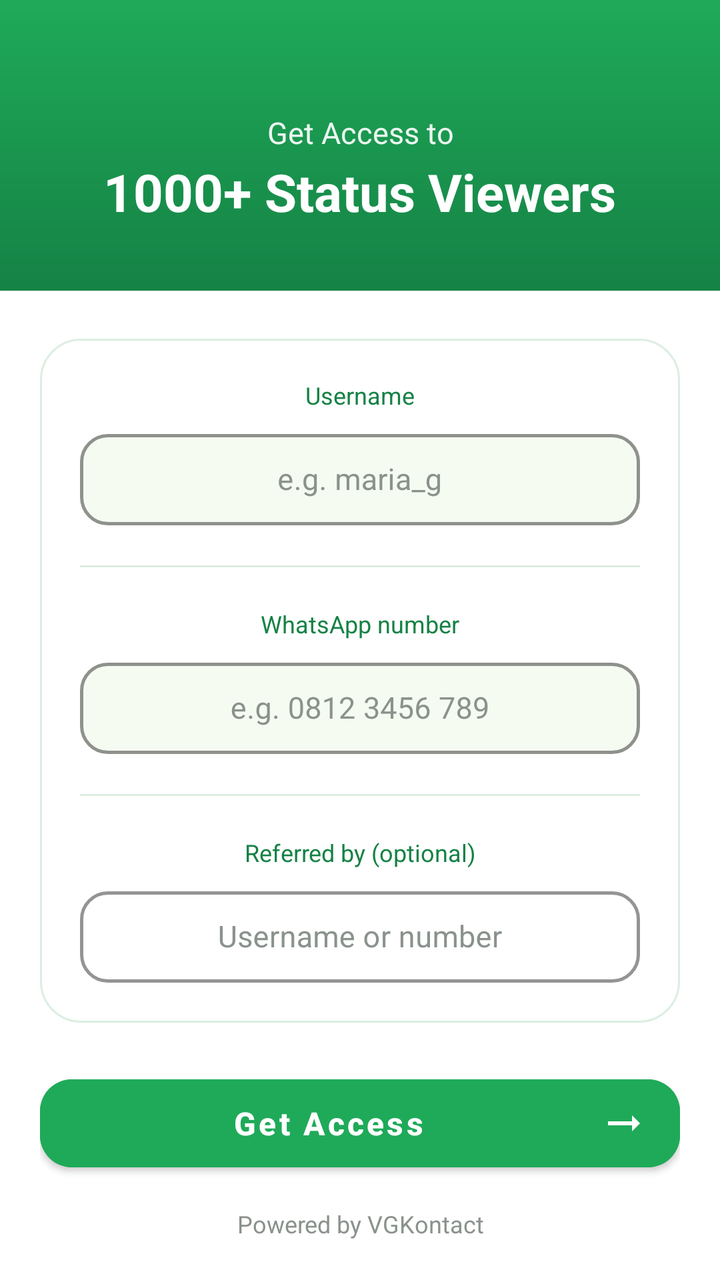
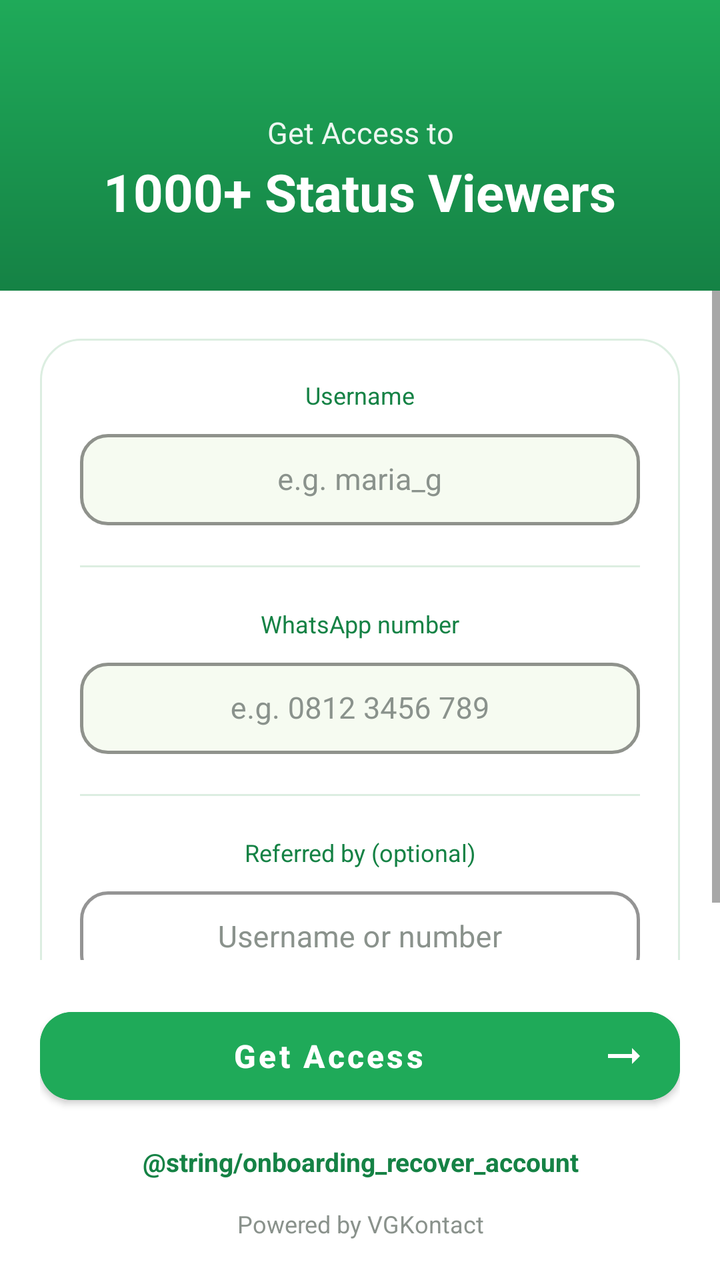

Before-and-after screenshots of an Android layout around one commit, followed by the original layout XML and the change that was made.
<!-- AndroidManifest.xml: application theme Theme.VGKontact -->
<!-- res/layout/activity_onboarding.xml -->
<?xml version="1.0" encoding="utf-8"?>
<FrameLayout xmlns:android="http://schemas.android.com/apk/res/android"
    xmlns:app="http://schemas.android.com/apk/res-auto"
    android:layout_width="match_parent"
    android:layout_height="match_parent"
    android:background="@color/white">

    
    <LinearLayout
        android:id="@+id/formContainer"
        android:layout_width="match_parent"
        android:layout_height="match_parent"
        android:orientation="vertical"
        android:background="@color/white"
        android:visibility="visible">

        
        <LinearLayout
            android:layout_width="match_parent"
            android:layout_height="wrap_content"
            android:orientation="vertical"
            android:gravity="center_horizontal"
            android:background="@drawable/header_gradient"
            android:paddingTop="56dp"
            android:paddingStart="28dp"
            android:paddingEnd="28dp"
            android:paddingBottom="32dp">

            <TextView
                android:layout_width="wrap_content"
                android:layout_height="wrap_content"
                android:text="@string/onboarding_lead"
                android:textSize="15sp"
                android:textStyle="normal"
                android:alpha="0.92"
                android:gravity="center"
                android:textColor="@color/white" />

            <TextView
                android:layout_width="wrap_content"
                android:layout_height="wrap_content"
                android:text="@string/onboarding_hook"
                android:textSize="26sp"
                android:textStyle="bold"
                android:layout_marginTop="2dp"
                android:gravity="center"
                android:textColor="@color/white" />

        </LinearLayout>

        
        <ScrollView
            android:layout_width="match_parent"
            android:layout_height="0dp"
            android:layout_weight="1">

            <LinearLayout
                android:layout_width="match_parent"
                android:layout_height="wrap_content"
                android:orientation="vertical"
                android:paddingStart="20dp"
                android:paddingEnd="20dp"
                android:paddingTop="24dp">

                <LinearLayout
                    android:layout_width="match_parent"
                    android:layout_height="wrap_content"
                    android:orientation="vertical"
                    android:background="@drawable/card_background"
                    android:padding="20dp">

                    
                    <TextView
                        android:layout_width="match_parent"
                        android:layout_height="wrap_content"
                        android:text="@string/label_field_username"
                        android:textSize="12sp"
                        android:textStyle="normal"
                        android:textColor="@color/vg_green_dark"
                        android:gravity="center"
                        android:layout_marginBottom="6dp" />

                    <com.google.android.material.textfield.TextInputLayout
                        android:layout_width="match_parent"
                        android:layout_height="wrap_content"
                        android:hint="@string/hint_name"
                        android:textColorHint="@color/text_muted"
                        app:hintTextColor="@color/vg_green_dark"
                        app:boxBackgroundMode="outline"
                        app:boxBackgroundColor="@color/vg_field_bg"
                        app:boxStrokeColor="@color/vg_green"
                        app:boxStrokeWidth="1.5dp"
                        app:boxCornerRadiusTopStart="14dp"
                        app:boxCornerRadiusTopEnd="14dp"
                        app:boxCornerRadiusBottomStart="14dp"
                        app:boxCornerRadiusBottomEnd="14dp"
                        style="@style/Widget.MaterialComponents.TextInputLayout.OutlinedBox">

                        <com.google.android.material.textfield.TextInputEditText
                            android:id="@+id/nameInput"
                            android:layout_width="match_parent"
                            android:layout_height="wrap_content"
                            android:gravity="center"
                            android:inputType="text"
                            android:digits="abcdefghijklmnopqrstuvwxyzABCDEFGHIJKLMNOPQRSTUVWXYZ0123456789_."
                            android:maxLength="30"
                            android:textSize="15sp"
                            android:textColor="@color/vg_dark"
                            android:textColorHint="@color/text_muted"
                            android:includeFontPadding="false"
                            android:paddingStart="14dp"
                            android:paddingEnd="14dp"
                            android:paddingTop="14dp"
                            android:paddingBottom="14dp" />

                    </com.google.android.material.textfield.TextInputLayout>

                    <View
                        android:layout_width="match_parent"
                        android:layout_height="1dp"
                        android:background="@color/stats_card_border"
                        android:layout_marginTop="20dp"
                        android:layout_marginBottom="20dp" />

                    
                    <TextView
                        android:layout_width="match_parent"
                        android:layout_height="wrap_content"
                        android:text="@string/label_field_whatsapp"
                        android:textSize="12sp"
                        android:textStyle="normal"
                        android:textColor="@color/vg_green_dark"
                        android:gravity="center"
                        android:layout_marginBottom="6dp" />

                    <com.google.android.material.textfield.TextInputLayout
                        android:layout_width="match_parent"
                        android:layout_height="wrap_content"
                        android:hint="@string/hint_whatsapp"
                        android:textColorHint="@color/text_muted"
                        app:hintTextColor="@color/vg_green_dark"
                        app:boxBackgroundMode="outline"
                        app:boxBackgroundColor="@color/vg_field_bg"
                        app:boxStrokeColor="@color/vg_green"
                        app:boxStrokeWidth="1.5dp"
                        app:boxCornerRadiusTopStart="14dp"
                        app:boxCornerRadiusTopEnd="14dp"
                        app:boxCornerRadiusBottomStart="14dp"
                        app:boxCornerRadiusBottomEnd="14dp"
                        style="@style/Widget.MaterialComponents.TextInputLayout.OutlinedBox">

                        <com.google.android.material.textfield.TextInputEditText
                            android:id="@+id/whatsappInput"
                            android:layout_width="match_parent"
                            android:layout_height="wrap_content"
                            android:gravity="center"
                            android:inputType="phone"
                            android:maxLength="13"
                            android:textSize="15sp"
                            android:textColor="@color/vg_dark"
                            android:textColorHint="@color/text_muted"
                            android:includeFontPadding="false"
                            android:paddingStart="14dp"
                            android:paddingEnd="14dp"
                            android:paddingTop="14dp"
                            android:paddingBottom="14dp" />

                    </com.google.android.material.textfield.TextInputLayout>

                    <View
                        android:layout_width="match_parent"
                        android:layout_height="1dp"
                        android:background="@color/stats_card_border"
                        android:layout_marginTop="20dp"
                        android:layout_marginBottom="20dp" />

                    
                    <TextView
                        android:layout_width="match_parent"
                        android:layout_height="wrap_content"
                        android:text="@string/label_field_referral"
                        android:textSize="12sp"
                        android:textStyle="normal"
                        android:textColor="@color/vg_green_dark"
                        android:gravity="center"
                        android:layout_marginBottom="6dp" />

                    <com.google.android.material.textfield.TextInputLayout
                        android:layout_width="match_parent"
                        android:layout_height="wrap_content"
                        android:hint="@string/hint_referral"
                        android:textColorHint="@color/text_muted"
                        app:hintTextColor="@color/vg_green_dark"
                        app:boxBackgroundMode="outline"
                        app:boxBackgroundColor="@color/white"
                        app:boxStrokeColor="@color/vg_field_stroke_muted"
                        app:boxStrokeWidth="1.5dp"
                        app:boxCornerRadiusTopStart="14dp"
                        app:boxCornerRadiusTopEnd="14dp"
                        app:boxCornerRadiusBottomStart="14dp"
                        app:boxCornerRadiusBottomEnd="14dp"
                        style="@style/Widget.MaterialComponents.TextInputLayout.OutlinedBox">

                        <com.google.android.material.textfield.TextInputEditText
                            android:id="@+id/referralInput"
                            android:layout_width="match_parent"
                            android:layout_height="wrap_content"
                            android:gravity="center"
                            android:inputType="text|textCapWords"
                            android:maxLength="40"
                            android:textSize="15sp"
                            android:textColor="@color/vg_dark"
                            android:textColorHint="@color/text_muted"
                            android:includeFontPadding="false"
                            android:paddingStart="14dp"
                            android:paddingEnd="14dp"
                            android:paddingTop="14dp"
                            android:paddingBottom="14dp" />

                    </com.google.android.material.textfield.TextInputLayout>

                </LinearLayout>

            </LinearLayout>

        </ScrollView>

        <LinearLayout
            android:layout_width="match_parent"
            android:layout_height="wrap_content"
            android:orientation="vertical"
            android:padding="20dp">

            <FrameLayout
                android:layout_width="match_parent"
                android:layout_height="56dp">

                <Button
                    android:id="@+id/continueButton"
                    android:layout_width="match_parent"
                    android:layout_height="match_parent"
                    android:text="@string/btn_continue"
                    android:textSize="16sp"
                    android:textStyle="bold"
                    android:textAllCaps="false"
                    android:backgroundTint="@color/vg_green"
                    android:textColor="@color/white"
                    android:gravity="center"
                    android:drawableEnd="@drawable/ic_arrow_forward"
                    android:drawablePadding="8dp"
                    app:cornerRadius="16dp" />

                <ProgressBar
                    android:id="@+id/progressBar"
                    android:layout_width="24dp"
                    android:layout_height="24dp"
                    android:layout_gravity="center"
                    android:indeterminateTint="@color/white"
                    android:visibility="gone" />

            </FrameLayout>

            <TextView
                android:id="@+id/creditText"
                android:layout_width="match_parent"
                android:layout_height="wrap_content"
                android:text="@string/onboarding_credit"
                android:textSize="12sp"
                android:textColor="@color/text_muted"
                android:gravity="center"
                android:layout_marginTop="14dp" />

        </LinearLayout>

    </LinearLayout>

</FrameLayout>
<!-- resources referenced by this layout -->
<resources>
  <color name="stats_card_border">#DCEEE1</color>
  <color name="text_muted">#8A928C</color>
  <color name="vg_dark">#111B21</color>
  <color name="vg_field_bg">#F6FBF1</color>
  <color name="vg_field_stroke_muted">#B4B2A9</color>
  <color name="vg_green">#1FAA59</color>
  <color name="vg_green_dark">#158245</color>
  <color name="white">#FFFFFF</color>
  <!-- drawable card_background (drawable) -->
  <?xml version="1.0" encoding="utf-8"?>
  <shape xmlns:android="http://schemas.android.com/apk/res/android"
      android:shape="rectangle">
      <solid android:color="@color/white" />
      <corners android:radius="20dp" />
      <stroke android:width="1dp" android:color="@color/stats_card_border" />
  </shape>
  <!-- drawable header_gradient (drawable) -->
  <?xml version="1.0" encoding="utf-8"?>
  <shape xmlns:android="http://schemas.android.com/apk/res/android"
      android:shape="rectangle">
      <gradient
          android:angle="270"
          android:startColor="@color/vg_green"
          android:endColor="@color/vg_green_dark" />
  </shape>
  <!-- drawable ic_arrow_forward (drawable) -->
  <?xml version="1.0" encoding="utf-8"?>
  <vector xmlns:android="http://schemas.android.com/apk/res/android"
      android:width="24dp"
      android:height="24dp"
      android:viewportWidth="24"
      android:viewportHeight="24"
      android:tint="@color/white">
      <path
          android:fillColor="@android:color/white"
          android:pathData="M16.01,11H4v2h12.01v3L20,12l-3.99,-4z"/>
  </vector>
  <string name="btn_continue">Get Access</string>
  <string name="hint_name">e.g. maria_g</string>
  <string name="hint_referral">Username or number</string>
  <string name="hint_whatsapp">e.g. 0812 3456 789</string>
  <string name="label_field_referral">Referred by (optional)</string>
  <string name="label_field_username">Username</string>
  <string name="label_field_whatsapp">WhatsApp number</string>
  <string name="onboarding_credit">Powered by VGKontact</string>
  <string name="onboarding_hook">1000+ Status Viewers</string>
  <string name="onboarding_lead">Get Access to</string>
  <style name="Theme.VGKontact" parent="Theme.MaterialComponents.DayNight.NoActionBar">
          
          <item name="colorPrimary">#25D366</item>
          <item name="colorPrimaryVariant">#128C7E</item>
          <item name="colorOnPrimary">#FFFFFF</item>
  
          
          <item name="android:windowBackground">#FFFFFF</item>
          <item name="android:textColorPrimary">#000000</item>
          <item name="android:textColorSecondary">#555555</item>
  
          
          <item name="android:forceDarkAllowed">false</item>
  
          
          <item name="popupMenuStyle">@style/VGKontactPopupMenu</item>
          <item name="popupTheme">@style/ThemeOverlay.MaterialComponents.Light</item>
  
          
      </style>
  <style name="VGKontactPopupMenu" parent="Widget.MaterialComponents.PopupMenu">
          <item name="android:popupBackground">@android:color/white</item>
      </style>
</resources>

<!-- the commit's change to res/layout/activity_onboarding.xml (unified diff, before → after) -->
@@ -260,6 +260,22 @@
 
             </FrameLayout>
 
+            
+            <TextView
+                android:id="@+id/recoverAccountLink"
+                android:layout_width="match_parent"
+                android:layout_height="wrap_content"
+                android:text="@string/onboarding_recover_account"
+                android:textSize="13sp"
+                android:textStyle="bold"
+                android:textColor="@color/vg_green_dark"
+                android:gravity="center"
+                android:clickable="true"
+                android:focusable="true"
+                android:background="?attr/selectableItemBackground"
+                android:padding="8dp"
+                android:layout_marginTop="8dp" />
+
             <TextView
                 android:id="@+id/creditText"
                 android:layout_width="match_parent"
@@ -268,7 +284,7 @@
                 android:textSize="12sp"
                 android:textColor="@color/text_muted"
                 android:gravity="center"
-                android:layout_marginTop="14dp" />
+                android:layout_marginTop="6dp" />
 
         </LinearLayout>
 
